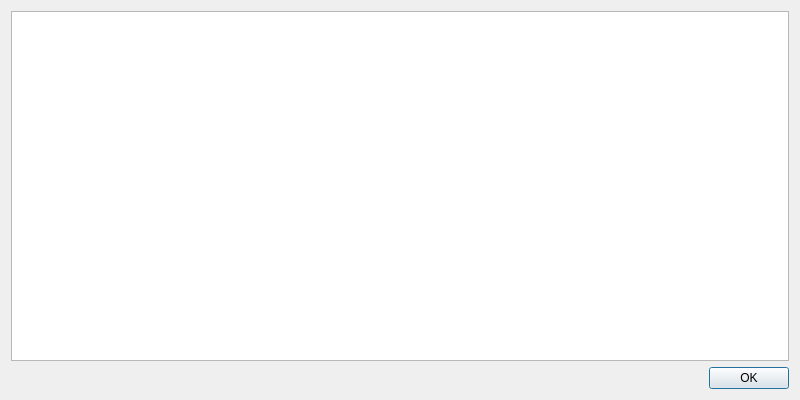
Qt form src/gui/textdialog.ui (albar965/littlenavmap) before a commit.
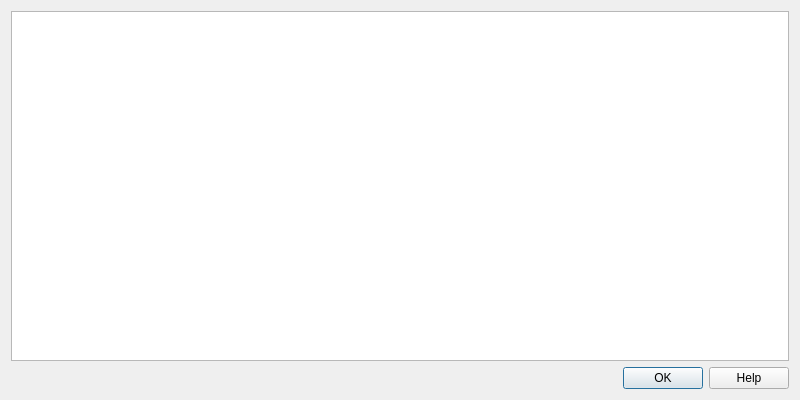
The same form after that commit.

Commit message: Added help button to text dialog.

```diff
--- a/src/gui/textdialog.ui
+++ b/src/gui/textdialog.ui
@@ -33,7 +33,7 @@
       <enum>Qt::Horizontal</enum>
      </property>
      <property name="standardButtons">
-      <set>QDialogButtonBox::Ok</set>
+      <set>QDialogButtonBox::Help|QDialogButtonBox::Ok</set>
      </property>
     </widget>
    </item>
```
The commit also changes 3 other files.
